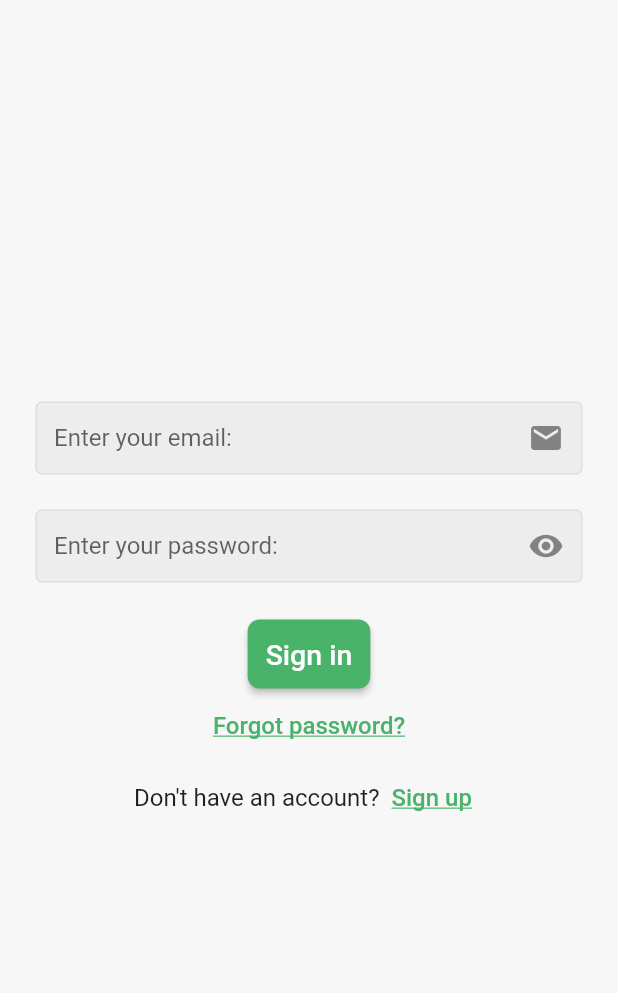
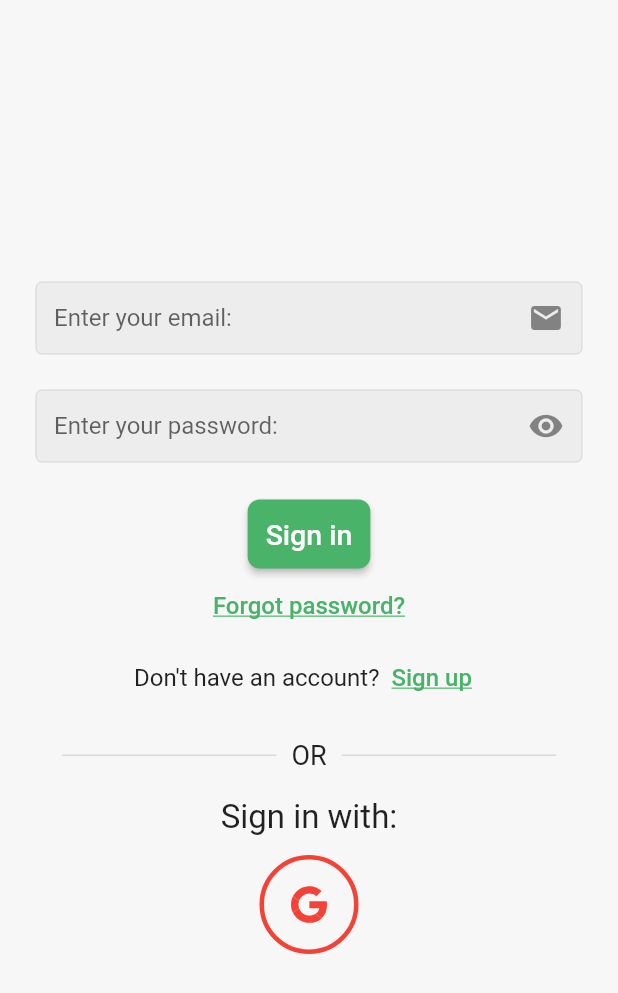
Before and after one commit to MohammedGhazaly/e-commerce_flower, a Flutter app: the screen it shows after launch, on a phone screen of 412 x 824 dp. Shown: the top 993 px of the screen. Run offline on Flutter 3.47's test engine with Material 2 defaults, Android fonts, the phone set to English and light mode, and no system bars; our stand-ins replace firebase_auth, firebase_core, flutter_phoenix, flutter_svg, google_sign_in, loading_animation_widget; accounts and stored records are empty.

Commit message:
added google sign in

```diff
--- a/lib/main.dart
+++ b/lib/main.dart
@@ -3,6 +3,7 @@ import 'package:e_commerce_flower/pages/home_page.dart';
 import 'package:e_commerce_flower/pages/login_page.dart';
 import 'package:e_commerce_flower/pages/verify_email_page.dart';
 import 'package:e_commerce_flower/providers/cart_provider.dart';
+import 'package:e_commerce_flower/providers/googe_signin.dart';
 import 'package:e_commerce_flower/providers/progress_indicator_provider.dart';
 import 'package:e_commerce_flower/providers/toggle_password_provider.dart';
 import 'package:e_commerce_flower/widgets/custom_snack_bar.dart';
@@ -17,7 +18,7 @@ import 'package:firebase_core/firebase_core.dart';
 void main() async {
   WidgetsFlutterBinding.ensureInitialized();
   await Firebase.initializeApp();
-  runApp(Phoenix(child: App()));
+  runApp(Phoenix(child: const App()));
 }
 
 class App extends StatelessWidget {
@@ -31,7 +32,8 @@ class App extends StatelessWidget {
         ChangeNotifierProvider(create: (context) => Cart()),
         ChangeNotifierProvider(
             create: (context) => ProgressIndicatorProvider()),
-        ChangeNotifierProvider(create: (context) => TogglePasswordProvider())
+        ChangeNotifierProvider(create: (context) => TogglePasswordProvider()),
+        ChangeNotifierProvider(create: (context) => GoogleSignInProvider())
       ],
       child: MaterialApp(
           debugShowCheckedModeBanner: false,
--- a/lib/pages/login_page.dart
+++ b/lib/pages/login_page.dart
@@ -2,6 +2,7 @@ import 'package:e_commerce_flower/constants.dart';
 import 'package:e_commerce_flower/pages/forgot_password_page.dart';
 import 'package:e_commerce_flower/pages/home_page.dart';
 import 'package:e_commerce_flower/pages/register_page.dart';
+import 'package:e_commerce_flower/providers/googe_signin.dart';
 import 'package:e_commerce_flower/providers/progress_indicator_provider.dart';
 import 'package:e_commerce_flower/providers/toggle_password_provider.dart';
 import 'package:e_commerce_flower/widgets/custom_button.dart';
@@ -10,6 +11,7 @@ import 'package:e_commerce_flower/widgets/custom_text_button.dart';
 import 'package:e_commerce_flower/widgets/custom_text_field.dart';
 import 'package:firebase_auth/firebase_auth.dart';
 import 'package:flutter/material.dart';
+import 'package:flutter_svg/flutter_svg.dart';
 import 'package:provider/provider.dart';
 
 class LoginPage extends StatefulWidget {
@@ -167,6 +169,76 @@ class _LoginPageState extends State<LoginPage> {
                           }),
                     ],
                   ),
+                  SizedBox(
+                    height: 17,
+                  ),
+                  SizedBox(
+                    width: MediaQuery.of(context).size.width * 0.8,
+                    child: const Row(
+                      children: [
+                        Expanded(
+                            child: Divider(
+                          thickness: 1,
+                        )),
+                        SizedBox(
+                          width: 10,
+                        ),
+                        Text(
+                          "OR",
+                          style: TextStyle(fontSize: 18),
+                        ),
+                        SizedBox(
+                          width: 10,
+                        ),
+                        Expanded(
+                            child: Divider(
+                          thickness: 1,
+                        )),
+                      ],
+                    ),
+                  ),
+                  SizedBox(
+                    height: 18,
+                  ),
+                  Text(
+                    "Sign in with:",
+                    style: TextStyle(fontSize: 22),
+                  ),
+                  SizedBox(
+                    height: 12,
+                  ),
+                  Consumer<GoogleSignInProvider>(
+                      builder: (context, googleProviderInstance, child) {
+                    return Container(
+                        // margin: EdgeInsets.symmetric(vertical: 27),
+                        child: Row(
+                      mainAxisAlignment: MainAxisAlignment.center,
+                      children: [
+                        GestureDetector(
+                          onTap: () {
+                            googleProviderInstance.googlelogin();
+                            Navigator.push(
+                                context,
+                                MaterialPageRoute(
+                                    builder: (context) => HomePage()));
+                          },
+                          child: Container(
+                            padding: EdgeInsets.all(10),
+                            decoration: BoxDecoration(
+                                shape: BoxShape.circle,
+                                border:
+                                    Border.all(color: Colors.red, width: 3)),
+                            child: SvgPicture.asset(
+                              width: 40,
+                              "assets/icons/google.svg",
+                              color: Colors.red,
+                              height: 40,
+                            ),
+                          ),
+                        )
+                      ],
+                    ));
+                  })
                 ],
               ),
             ),
--- /dev/null
+++ b/lib/providers/googe_signin.dart
@@ -0,0 +1,21 @@
+import 'package:firebase_auth/firebase_auth.dart';
+import 'package:flutter/material.dart';
+import 'package:google_sign_in/google_sign_in.dart';
+
+class GoogleSignInProvider with ChangeNotifier {
+  final googleSignIn = GoogleSignIn();
+  GoogleSignInAccount? _user;
+  GoogleSignInAccount get user => _user!;
+  googlelogin() async {
+    final googleUser = await googleSignIn.signIn();
+    if (googleSignIn == null) return;
+    _user = googleUser;
+    final googleAuth = await googleUser?.authentication;
+    final credential = GoogleAuthProvider.credential(
+      accessToken: googleAuth?.accessToken,
+      idToken: googleAuth?.idToken,
+    );
+    await FirebaseAuth.instance.signInWithCredential(credential);
+    notifyListeners();
+  }
+}
--- a/pubspec.yaml
+++ b/pubspec.yaml
@@ -28,6 +28,8 @@ environment:
 # the latest version available on pub.dev. To see which dependencies have newer
 # versions available, run `flutter pub outdated`.
 dependencies:
+  flutter_svg: ^2.0.5
+  google_sign_in: ^6.1.0
   flutter_phoenix: ^1.1.1
   email_validator: ^2.1.17
   firebase_core: ^2.10.0
@@ -65,6 +67,7 @@ flutter:
   # To add assets to your application, add an assets section, like this:
   assets:
     - assets/img/
+    - assets/icons/
   #   - images/a_dot_ham.jpeg
 
   # An image asset can refer to one or more resolution-specific "variants", see
```
Also changed, not shown: assets/icons/google.svg (added), pubspec.lock.
